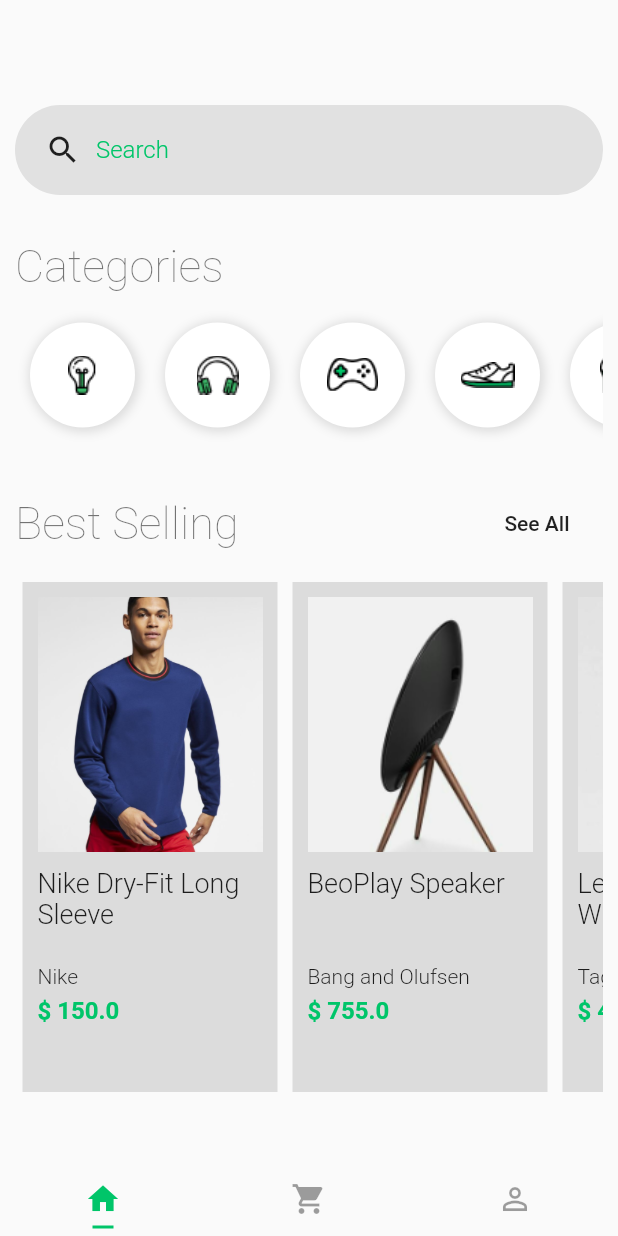
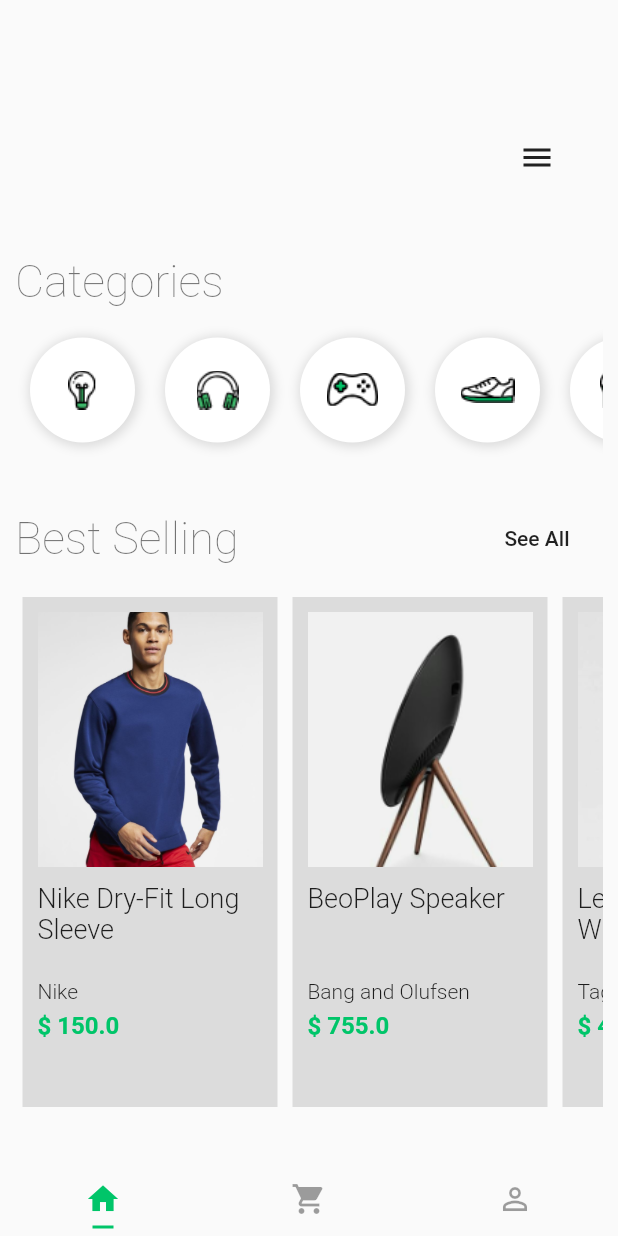
Before and after one commit to ohenriquemonte/layouts_flutter_baltaio, a Flutter app: the screen it shows after launch, on a phone screen of 412 x 824 dp. Run offline on Flutter 3.47's test engine with Material 2 defaults, Android fonts, the phone set to English and light mode, and no system bars.

Commit message:
Modulo 6 - Animacoes

```diff
--- a/lib/pages/product.page.dart
+++ b/lib/pages/product.page.dart
@@ -28,9 +28,12 @@
               pinned: true,
               flexibleSpace: FlexibleSpaceBar(
                 centerTitle: true,
-                background: Image.asset(
-                  image,
-                  fit: BoxFit.fitWidth,
+                background: Hero(
+                  tag: image,
+                  child: Image.asset(
+                    image,
+                    fit: BoxFit.fitWidth,
+                  ),
                 ),
               ),
             ),
--- /dev/null
+++ b/lib/widgets/animated-input.widget.dart
@@ -0,0 +1,102 @@
+import 'package:flutter/material.dart';
+
+class AnimatedInput extends StatelessWidget {
+  AnimatedInput({
+    Key? key,
+    required this.controller,
+  })  : containerOpacityAnim = Tween(
+          begin: 0.0,
+          end: 1.0,
+        ).animate(
+          CurvedAnimation(
+            parent: controller,
+            curve: const Interval(0.7, 0.9),
+          ),
+        ),
+        containerSizeAnim = Tween(
+          begin: 60.0,
+          end: 280.0,
+        ).animate(
+          CurvedAnimation(
+            parent: controller,
+            curve: const Interval(0.2, 0.3),
+          ),
+        ),
+        containerBorderRadiusAnim = Tween(
+          begin: 0.0,
+          end: 30.0,
+        ).animate(
+          CurvedAnimation(
+            parent: controller,
+            curve: const Interval(0.25, 0.4),
+          ),
+        ),
+        containerColorAnim = Tween(
+          begin: Colors.white.withOpacity(0),
+          end: Colors.black12,
+        ).animate(
+          CurvedAnimation(
+            parent: controller,
+            curve: const Interval(0.0, 0.25),
+          ),
+        ),
+        super(key: key);
+
+  final AnimationController controller;
+  final Animation<Color> containerColorAnim;
+  final Animation<double> containerOpacityAnim;
+  final Animation<double> containerBorderRadiusAnim;
+  final Animation<double> containerSizeAnim;
+
+  @override
+  Widget build(BuildContext context) {
+    return AnimatedBuilder(
+      animation: controller,
+      builder: _animate,
+    );
+  }
+
+  Widget _animate(BuildContext context, child) {
+    return Container(
+      height: 60,
+      decoration: BoxDecoration(
+        color: containerColorAnim.value,
+        borderRadius: BorderRadius.all(
+          Radius.circular(containerBorderRadiusAnim.value),
+        ),
+      ),
+      margin: const EdgeInsets.all(5),
+      width: containerSizeAnim.value,
+      child: Opacity(
+        opacity: containerOpacityAnim.value,
+        child: Row(
+          children: [
+            const SizedBox(width: 20),
+            const Icon(Icons.search),
+            const SizedBox(width: 20),
+            Container(
+              padding: const EdgeInsets.all(10),
+              width: 200,
+              child: TextFormField(
+                keyboardType: TextInputType.text,
+                decoration: InputDecoration(
+                  border: InputBorder.none,
+                  labelText: 'Search',
+                  labelStyle: TextStyle(
+                    fontWeight: FontWeight.w300,
+                    color: Theme.of(context).primaryColor,
+                    fontSize: 16,
+                  ),
+                ),
+                style: TextStyle(
+                  fontSize: 20,
+                  color: Theme.of(context).primaryColor,
+                ),
+              ),
+            ),
+          ],
+        ),
+      ),
+    );
+  }
+}
--- a/lib/widgets/product/product-item.widget.dart
+++ b/lib/widgets/product/product-item.widget.dart
@@ -27,11 +27,14 @@
         crossAxisAlignment: CrossAxisAlignment.start,
         children: [
           GestureDetector(
-            child: Image.asset(
-              image,
-              width: 170,
-              height: 170,
-              fit: BoxFit.cover,
+            child: Hero(
+              tag: image,
+              child: Image.asset(
+                image,
+                width: 170,
+                height: 170,
+                fit: BoxFit.cover,
+              ),
             ),
             onTap: () {
               Navigator.push(
--- a/lib/widgets/search-box.widget.dart
+++ b/lib/widgets/search-box.widget.dart
@@ -1,44 +1,54 @@
+// ignore_for_file: deprecated_member_use
+
 import 'package:flutter/material.dart';
+import 'package:layouts_flutter/widgets/animated-input.widget.dart';
 
-class SearchBox extends StatelessWidget {
+class SearchBox extends StatefulWidget {
   const SearchBox({Key? key}) : super(key: key);
 
   @override
+  State<SearchBox> createState() => _SearchBoxState();
+}
+
+class _SearchBoxState extends State<SearchBox>
+    with SingleTickerProviderStateMixin {
+  late AnimationController _controller;
+  bool menuOpened = false;
+
+  @override
+  void initState() {
+    super.initState();
+
+    _controller = AnimationController(
+      vsync: this,
+      duration: const Duration(seconds: 1),
+    );
+  }
+
+  @override
+  void dispose() {
+    _controller.dispose();
+    super.dispose();
+  }
+
+  @override
   Widget build(BuildContext context) {
-    return Container(
-      height: 60,
-      padding: const EdgeInsets.only(left: 20),
-      decoration: BoxDecoration(
-        color: Colors.black.withOpacity(0.1),
-        borderRadius: const BorderRadius.all(
-          Radius.circular(128),
+    return Row(
+      mainAxisAlignment: MainAxisAlignment.spaceBetween,
+      children: [
+        AnimatedInput(controller: _controller),
+        FlatButton(
+          onPressed: () {
+            !menuOpened ? _controller.forward() : _controller.reverse();
+            menuOpened = !menuOpened;
+          },
+          child: AnimatedIcon(
+            icon: AnimatedIcons.menu_close,
+            progress: _controller,
+            semanticLabel: 'Open Menu',
+          ),
         ),
-      ),
-      child: Row(
-        children: [
-          const Icon(Icons.search),
-          Container(
-            width: 300,
-            padding: const EdgeInsets.only(left: 10),
-            child: TextFormField(
-              keyboardType: TextInputType.text,
-              decoration: InputDecoration(
-                border: InputBorder.none,
-                labelText: 'Search',
-                labelStyle: TextStyle(
-                  fontWeight: FontWeight.w300,
-                  color: Theme.of(context).primaryColor,
-                  fontSize: 16,
-                ),
-              ),
-              style: TextStyle(
-                fontSize: 20,
-                color: Theme.of(context).primaryColor,
-              ),
-            ),
-          ),
-        ],
-      ),
+      ],
     );
   }
 }
```
